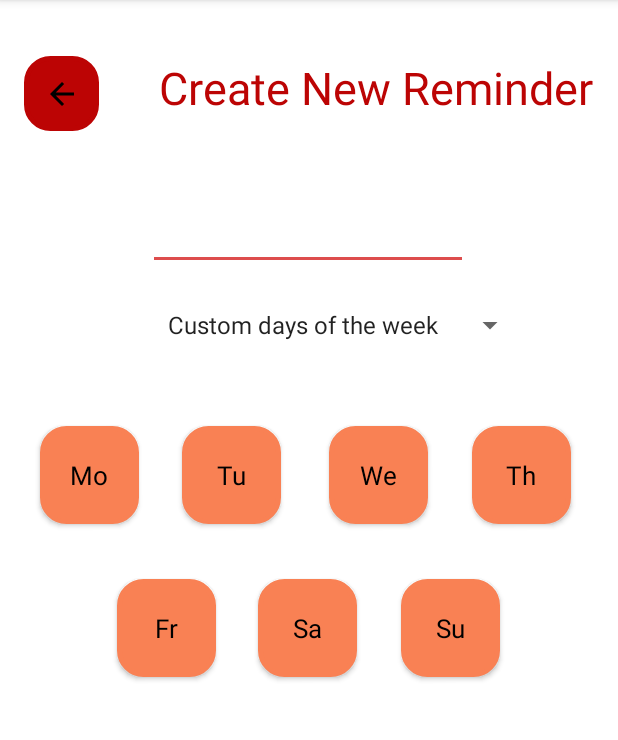
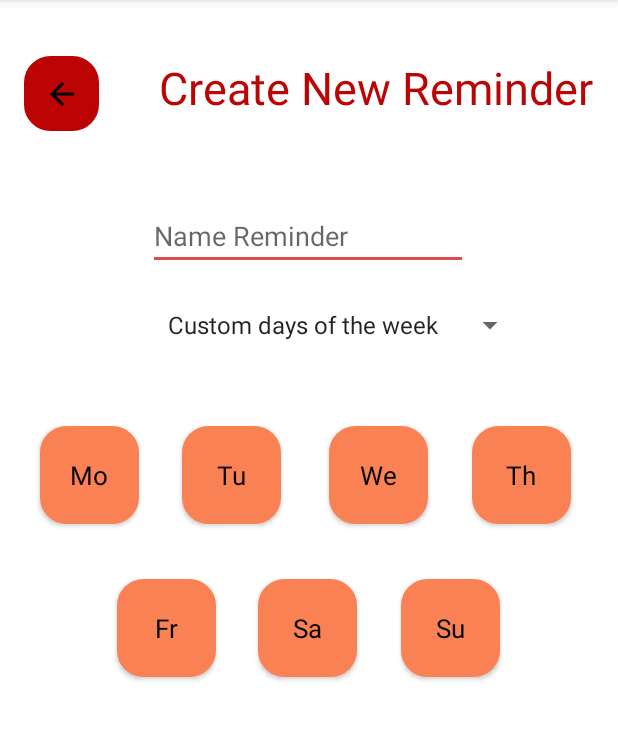
Before and after one commit to Ward-JavaApplications/Remag, an Android app: the AddReminderActivity screen opened directly, with no data from a screen before it, on a phone screen of 412 x 824 dp, the part 84-824 px from its top. Run offline under Robolectric (Android 15) with nearby library versions, the phone set to English and light mode, and no system bars.

Commit message:
tried some but can't view recyclerView
https://github.com/android/views-widgets-samples/tree/main/RecyclerView/

https://stackoverflow.com/questions/40584424/simple-android-recyclerview-example

https://www.youtube.com/watch?v=Wq2o4EbM74k

```diff
--- a/app/build.gradle
+++ b/app/build.gradle
@@ -33,6 +33,7 @@ dependencies {
     implementation 'androidx.appcompat:appcompat:1.3.0'
     implementation 'com.google.android.material:material:1.3.0'
     implementation 'androidx.constraintlayout:constraintlayout:2.0.4'
+    //implementation 'com.android.support:recyclerview-v7:28.0.0'
     testImplementation 'junit:junit:4.+'
     androidTestImplementation 'androidx.test.ext:junit:1.1.2'
     androidTestImplementation 'androidx.test.espresso:espresso-core:3.3.0'
--- a/app/src/main/java/wardsmets/remag/AddReminderActivity.java
+++ b/app/src/main/java/wardsmets/remag/AddReminderActivity.java
@@ -1,15 +1,42 @@
 package wardsmets.remag;
 
 import android.os.Bundle;
+import android.view.View;
+import android.widget.Toast;
 
 import androidx.annotation.Nullable;
 import androidx.appcompat.app.AppCompatActivity;
+import androidx.recyclerview.widget.LinearLayoutManager;
+import androidx.recyclerview.widget.RecyclerView;
 
-public class AddReminderActivity extends AppCompatActivity {
+import java.util.ArrayList;
+
+import wardsmets.remag.RecyclerView.MyRecyclerViewAdapter;
+
+public class AddReminderActivity extends AppCompatActivity{
+
+    private ArrayList<String> times;
+    MyRecyclerViewAdapter adapter;
 
     @Override
     protected void onCreate(Bundle savedInstanceState) {
         super.onCreate(savedInstanceState);
         setContentView(R.layout.activity_add_reminder);
+        times = new ArrayList<>();
+        times.add("morgen");
+        times.add("gister");
+        setUpRecycleView();
+    }
+
+    private void setUpRecycleView(){
+        try {
+            RecyclerView recyclerView = findViewById(R.id.recycler_view_times);
+            recyclerView.setLayoutManager(new LinearLayoutManager(this));
+            MyRecyclerViewAdapter recyclerViewAdapter = new MyRecyclerViewAdapter(times);
+        }
+        catch (Exception e){
+            e.printStackTrace();
+        }
+
     }
 }
--- a/app/src/main/res/layout/activity_add_reminder.xml
+++ b/app/src/main/res/layout/activity_add_reminder.xml
@@ -40,6 +40,7 @@
         android:layout_width="wrap_content"
         android:layout_height="wrap_content"
         android:ems="10"
+        android:hint="Name Reminder"
         android:inputType="textPersonName"
         android:text="@string/name_new_reminder"
         android:textColor="@color/red_main_buttons"
@@ -87,20 +88,16 @@
 
     </ViewFlipper>
 
-    <ScrollView
-        android:layout_width="409dp"
-        android:layout_height="233dp"
-        android:layout_marginTop="1dp"
+    <androidx.recyclerview.widget.RecyclerView
+        android:id="@+id/recycler_view_times"
+        android:layout_width="match_parent"
+        android:layout_height="wrap_content"
         app:layout_constraintBottom_toBottomOf="parent"
         app:layout_constraintEnd_toEndOf="parent"
+        app:layout_constraintHorizontal_bias="0.0"
         app:layout_constraintStart_toStartOf="parent"
-        app:layout_constraintTop_toBottomOf="@+id/buttonViewFlipper">
-
-        <LinearLayout
-            android:layout_width="match_parent"
-            android:layout_height="wrap_content"
-            android:orientation="vertical" />
-    </ScrollView>
+        app:layout_constraintTop_toBottomOf="@+id/buttonViewFlipper"
+        app:layout_constraintVertical_bias="0.0" />
 
 
 </androidx.constraintlayout.widget.ConstraintLayout>
```
Also changed, not shown: app/src/main/java/wardsmets/remag/RecyclerView/MyRecyclerViewAdapter.java (added, +51 -0 lines), app/src/main/res/layout/add_reminder_select_time.xml (added, +16 -0 lines).
